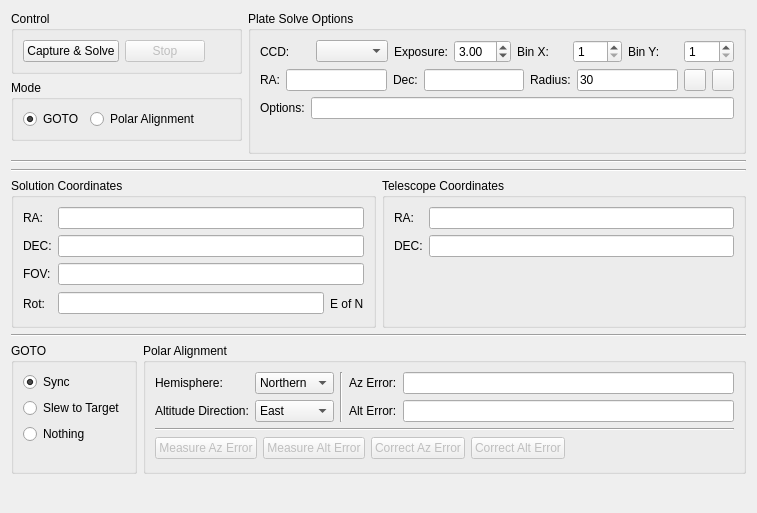
First picture: the form in kstars/ekos/align.ui, repository KDE/kstars, before the edit.
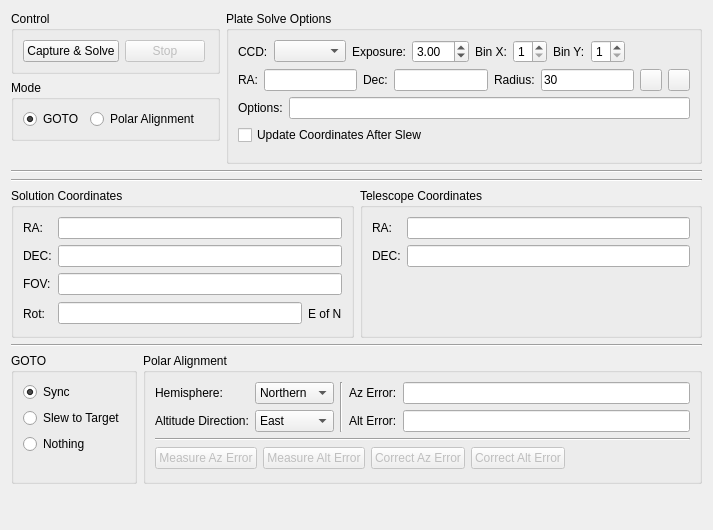
Second picture: the form after the edit. Custom widgets are drawn as their Qt base class.

Commit message: Add option to automatically update solver coordinate after a successful slew

```diff
--- a/kstars/ekos/align.ui
+++ b/kstars/ekos/align.ui
@@ -6,8 +6,8 @@
    <rect>
     <x>0</x>
     <y>0</y>
-    <width>757</width>
-    <height>513</height>
+    <width>713</width>
+    <height>530</height>
    </rect>
   </property>
   <layout class="QVBoxLayout" name="verticalLayout_9">
@@ -227,10 +227,23 @@
             </property>
            </widget>
           </item>
+          <item>
+           <spacer name="horizontalSpacer_3">
+            <property name="orientation">
+             <enum>Qt::Horizontal</enum>
+            </property>
+            <property name="sizeHint" stdset="0">
+             <size>
+              <width>40</width>
+              <height>20</height>
+             </size>
+            </property>
+           </spacer>
+          </item>
          </layout>
         </item>
         <item>
-         <layout class="QHBoxLayout" name="horizontalLayout_11">
+         <layout class="QHBoxLayout" name="horizontalLayout_7">
           <item>
            <widget class="QLabel" name="label_15">
             <property name="toolTip">
@@ -362,7 +375,7 @@
          </layout>
         </item>
         <item>
-         <layout class="QHBoxLayout" name="horizontalLayout_7">
+         <layout class="QHBoxLayout" name="horizontalLayout_11">
           <item>
            <widget class="QLabel" name="label_14">
             <property name="text">
@@ -379,6 +392,16 @@
           </item>
          </layout>
         </item>
+        <item>
+         <widget class="QCheckBox" name="kcfg_solverUpdateCoords">
+          <property name="statusTip">
+           <string>Automatically update the solver's RA &amp; Declination coordinates after telescope slew is completed.</string>
+          </property>
+          <property name="text">
+           <string>Update Coordinates After Slew</string>
+          </property>
+         </widget>
+        </item>
         <item>
          <spacer name="verticalSpacer_7">
           <property name="orientation">
```
Left out of the diff: 10 changed lines with no effect on the pictures. The commit also changes 2 other files.
